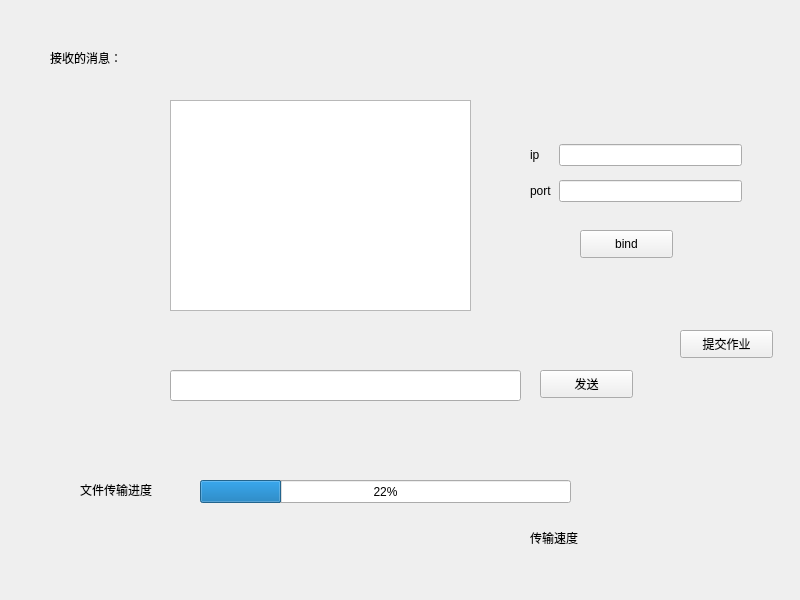
Before: the Qt Designer form widget.ui in hzy-gitting/DMTJX-Student, drawn with Qt 5.
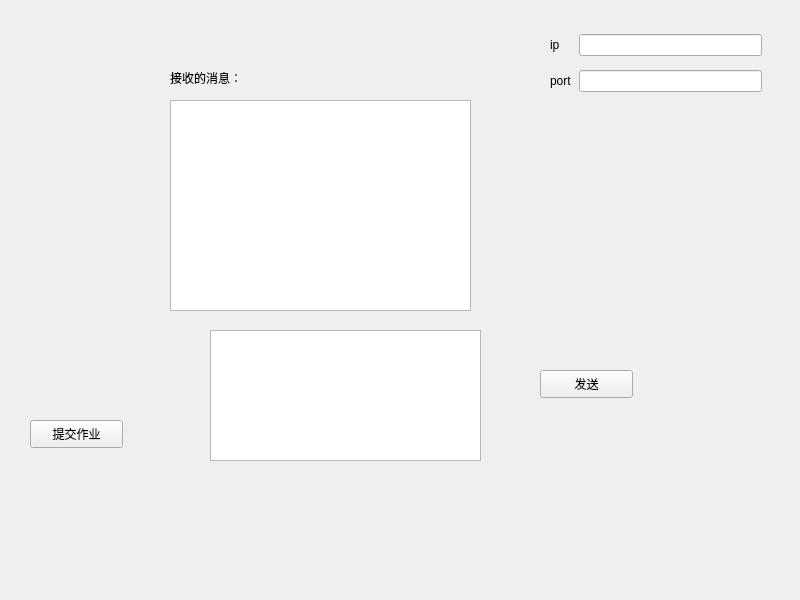
After: the same form once the commit is applied.

```diff
--- a/widget.ui
+++ b/widget.ui
@@ -26,8 +26,8 @@
   <widget class="QLabel" name="label">
    <property name="geometry">
     <rect>
-     <x>50</x>
-     <y>50</y>
+     <x>170</x>
+     <y>70</y>
      <width>121</width>
      <height>16</height>
     </rect>
@@ -36,16 +36,6 @@
     <string>接收的消息：</string>
    </property>
   </widget>
-  <widget class="QLineEdit" name="lineEdit">
-   <property name="geometry">
-    <rect>
-     <x>170</x>
-     <y>370</y>
-     <width>351</width>
-     <height>31</height>
-    </rect>
-   </property>
-  </widget>
   <widget class="QPushButton" name="pushButton">
    <property name="geometry">
     <rect>
@@ -62,8 +52,8 @@
   <widget class="QWidget" name="gridLayoutWidget">
    <property name="geometry">
     <rect>
-     <x>530</x>
-     <y>130</y>
+     <x>550</x>
+     <y>20</y>
      <width>212</width>
      <height>86</height>
     </rect>
@@ -97,72 +87,11 @@
     </item>
    </layout>
   </widget>
-  <widget class="QPushButton" name="bindButton">
-   <property name="geometry">
-    <rect>
-     <x>580</x>
-     <y>230</y>
-     <width>93</width>
-     <height>28</height>
-    </rect>
-   </property>
-   <property name="text">
-    <string>bind</string>
-   </property>
-  </widget>
-  <widget class="QProgressBar" name="fileTranProgress">
-   <property name="geometry">
-    <rect>
-     <x>200</x>
-     <y>480</y>
-     <width>371</width>
-     <height>23</height>
-    </rect>
-   </property>
-   <property name="sizePolicy">
-    <sizepolicy hsizetype="Expanding" vsizetype="Fixed">
-     <horstretch>0</horstretch>
-     <verstretch>0</verstretch>
-    </sizepolicy>
-   </property>
-   <property name="toolTip">
-    <string>接收进度</string>
-   </property>
-   <property name="value">
-    <number>22</number>
-   </property>
-  </widget>
-  <widget class="QLabel" name="label_4">
-   <property name="geometry">
-    <rect>
-     <x>80</x>
-     <y>480</y>
-     <width>111</width>
-     <height>20</height>
-    </rect>
-   </property>
-   <property name="text">
-    <string>文件传输进度</string>
-   </property>
-  </widget>
-  <widget class="QLabel" name="labelSpeed">
-   <property name="geometry">
-    <rect>
-     <x>530</x>
-     <y>530</y>
-     <width>72</width>
-     <height>15</height>
-    </rect>
-   </property>
-   <property name="text">
-    <string>传输速度</string>
-   </property>
-  </widget>
   <widget class="QPushButton" name="commitFileBtn">
    <property name="geometry">
     <rect>
-     <x>680</x>
-     <y>330</y>
+     <x>30</x>
+     <y>420</y>
      <width>93</width>
      <height>28</height>
     </rect>
@@ -171,6 +100,16 @@
     <string>提交作业</string>
    </property>
   </widget>
+  <widget class="QTextEdit" name="msgSendEdit">
+   <property name="geometry">
+    <rect>
+     <x>210</x>
+     <y>330</y>
+     <width>271</width>
+     <height>131</height>
+    </rect>
+   </property>
+  </widget>
  </widget>
  <resources/>
  <connections/>
```
